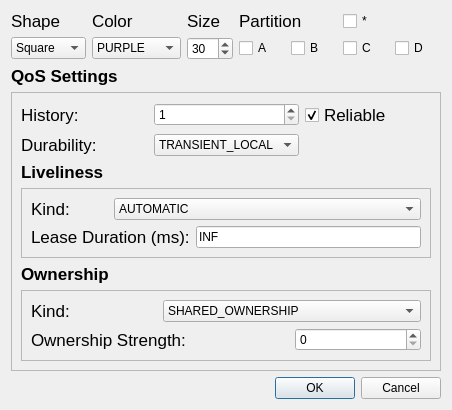
Above: utils/ShapesDemo/forms/publishdialog.ui from eProsima/Fast-DDS before the change. Below: the same form after it.
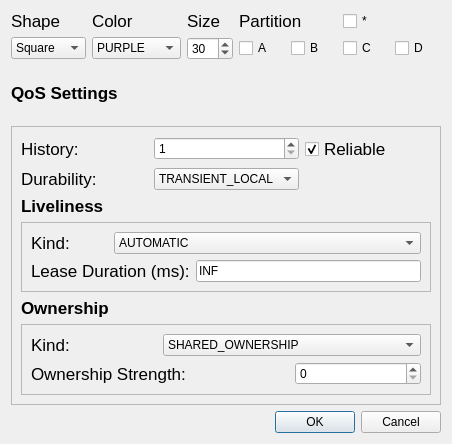
That is the form after the change.

Diff of the .ui file:
```diff
--- a/utils/ShapesDemo/forms/publishdialog.ui
+++ b/utils/ShapesDemo/forms/publishdialog.ui
@@ -7,7 +7,7 @@
     <x>0</x>
     <y>0</y>
     <width>452</width>
-    <height>403</height>
+    <height>444</height>
    </rect>
   </property>
   <property name="windowTitle">
@@ -448,7 +448,7 @@
             <number>0</number>
            </property>
            <property name="maximum">
-            <number>50</number>
+            <number>10000</number>
            </property>
            <property name="value">
             <number>0</number>
```
